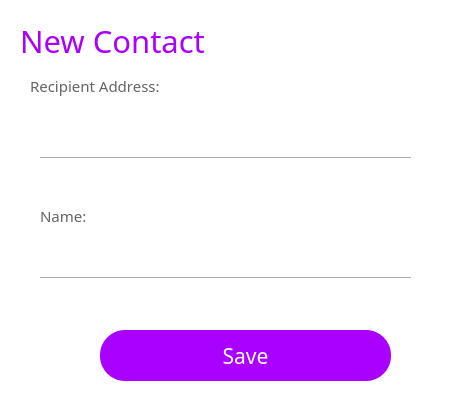
The window that NewContactForm.ui (sleewa/WaltonWallet_Mac) describes before a commit, drawn with Qt 5.
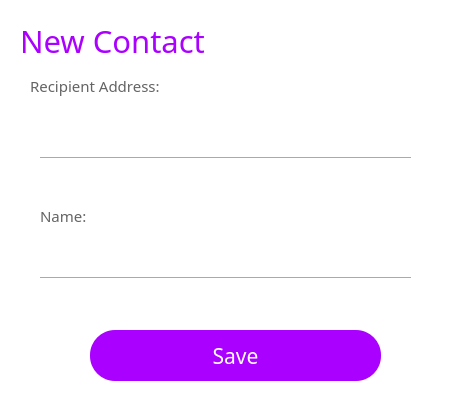
The same window after the commit. Icons and pictures are not drawn.

What changed in the file:
```diff
--- a/NewContactForm.ui
+++ b/NewContactForm.ui
@@ -19,7 +19,7 @@
   <widget class="QPushButton" name="pushButton_9">
    <property name="geometry">
     <rect>
-     <x>100</x>
+     <x>90</x>
      <y>330</y>
      <width>291</width>
      <height>51</height>
```
Left out of the diff: 8 changed lines with no effect on the pictures.
